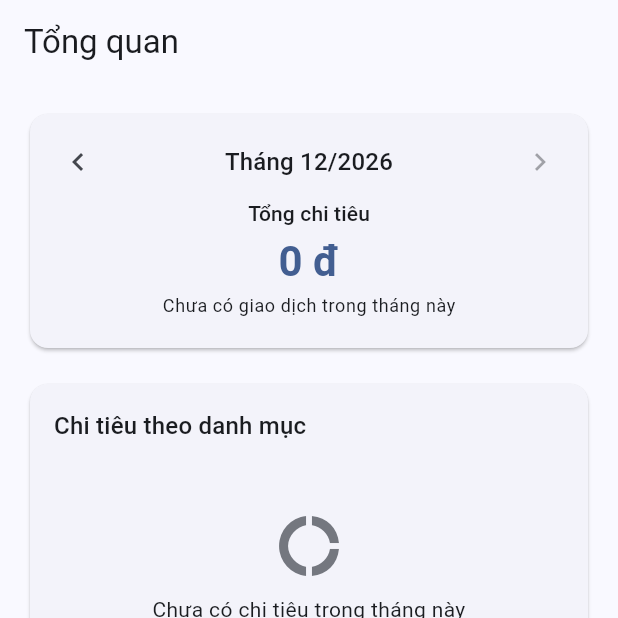
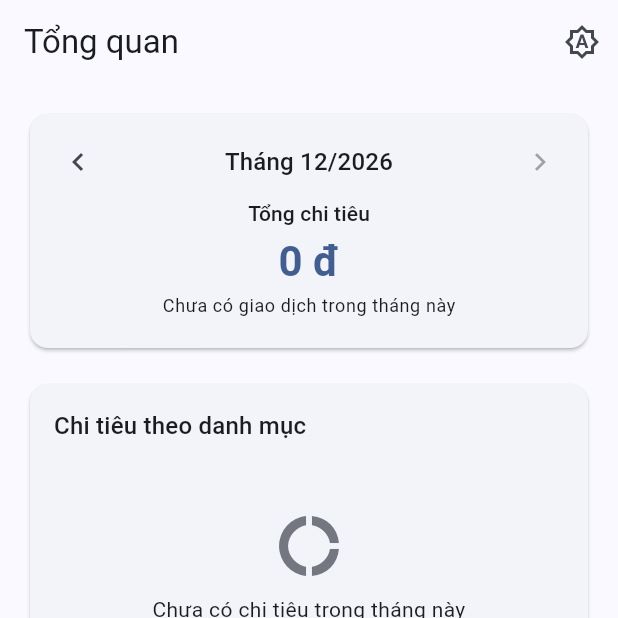
Before and after one commit to lddatitvku0202/vku-expense-ocr, a Flutter app: the screen it shows after launch, on a phone screen of 412 x 824 dp, the top half of it. Run offline on Flutter 3.47's test engine with Material 3 defaults, Android fonts, the phone set to English and light mode, and no system bars; our stand-ins replace camera, flutter_riverpod, go_router, image_cropper, image_picker, permission_handler and 2 more; missing offline and left inert: google_mlkit_text_recognition; accounts and stored records are empty.

Commit message:
feat(dashboard): add the theme menu and a retry for loading errors
An AppBar menu chooses Sáng / Tối / Theo hệ thống (FR-8.1): the current
mode is ticked, the choice applies at once through themeModeProvider
and is saved; if only saving fails a snack bar says so. A load error in
the month summary now offers "Thử lại", which reloads the list all the
charts read.

Test change: test/screens/dashboard_screen_test.dart now overrides the
settings store, because the Dashboard reads the saved theme mode.
Assertions are unchanged.

Co-Authored-By: Claude Sonnet 5.5 <noreply@anthropic.com>

```diff
--- a/lib/screens/dashboard/dashboard_screen.dart
+++ b/lib/screens/dashboard/dashboard_screen.dart
@@ -6,6 +6,7 @@ import 'package:vku_expense_ocr/core/formatters.dart';
 import 'package:vku_expense_ocr/core/router.dart';
 import 'package:vku_expense_ocr/state/expense_providers.dart';
 import 'package:vku_expense_ocr/state/storage_providers.dart';
+import 'package:vku_expense_ocr/state/theme_mode_provider.dart';
 import 'package:vku_expense_ocr/widgets/charts/donut_chart.dart';
 import 'package:vku_expense_ocr/widgets/charts/weekly_bar_chart.dart';
 
@@ -20,6 +21,8 @@ class DashboardScreen extends ConsumerWidget {
   static const Key donutSlotKey = Key('dashboard-donut-slot');
   static const Key weeklySlotKey = Key('dashboard-weekly-slot');
   static const Key addButtonKey = Key('dashboard-add');
+  static const Key themeMenuKey = Key('dashboard-theme-menu');
+  static const Key retryKey = Key('dashboard-retry');
 
   /// From this width the two charts sit side by side (FR-8.2).
   static const double wideLayoutWidth = 600;
@@ -27,7 +30,10 @@ class DashboardScreen extends ConsumerWidget {
   @override
   Widget build(BuildContext context, WidgetRef ref) {
     return Scaffold(
-      appBar: AppBar(title: const Text('Tổng quan')),
+      appBar: AppBar(
+        title: const Text('Tổng quan'),
+        actions: const [_ThemeMenu()],
+      ),
       floatingActionButton: FloatingActionButton.extended(
         key: addButtonKey,
         // No extra: the Review screen opens in manual mode (FR-4.9).
@@ -73,6 +79,55 @@ class DashboardScreen extends ConsumerWidget {
           },
         ),
       ),
+    );
+  }
+}
+
+/// AppBar menu to choose the light, dark or system theme (FR-8.1).
+class _ThemeMenu extends ConsumerWidget {
+  const _ThemeMenu();
+
+  static const _labels = {
+    ThemeMode.light: ('Sáng', Icons.light_mode_outlined),
+    ThemeMode.dark: ('Tối', Icons.dark_mode_outlined),
+    ThemeMode.system: ('Theo hệ thống', Icons.brightness_auto_outlined),
+  };
+
+  @override
+  Widget build(BuildContext context, WidgetRef ref) {
+    final current = ref.watch(themeModeProvider);
+    return PopupMenuButton<ThemeMode>(
+      key: DashboardScreen.themeMenuKey,
+      tooltip: 'Giao diện',
+      icon: Icon(_labels[current]!.$2),
+      initialValue: current,
+      onSelected: (mode) async {
+        final messenger = ScaffoldMessenger.of(context);
+        try {
+          await ref.read(themeModeProvider.notifier).select(mode);
+        } on Object {
+          // The new mode already applies; only saving it failed.
+          messenger.showSnackBar(
+            const SnackBar(
+              content: Text('Đã đổi giao diện nhưng không lưu được lựa chọn.'),
+            ),
+          );
+        }
+      },
+      itemBuilder: (context) => [
+        for (final MapEntry(key: mode, value: (label, icon)) in _labels.entries)
+          PopupMenuItem<ThemeMode>(
+            value: mode,
+            child: Row(
+              children: [
+                Icon(icon),
+                const SizedBox(width: 12),
+                Expanded(child: Text(label)),
+                if (mode == current) const Icon(Icons.check),
+              ],
+            ),
+          ),
+      ],
     );
   }
 }
@@ -129,9 +184,20 @@ class _MonthSummary extends ConsumerWidget {
                 padding: EdgeInsets.all(8),
                 child: CircularProgressIndicator(),
               ),
-              error: (error, stack) => Text(
-                'Không tải được dữ liệu',
-                style: TextStyle(color: theme.colorScheme.error),
+              error: (error, stack) => Column(
+                children: [
+                  Text(
+                    'Không tải được dữ liệu',
+                    style: TextStyle(color: theme.colorScheme.error),
+                  ),
+                  // The charts read the same list, so one retry fixes all.
+                  TextButton.icon(
+                    key: DashboardScreen.retryKey,
+                    onPressed: () => ref.invalidate(expenseListProvider),
+                    icon: const Icon(Icons.refresh),
+                    label: const Text('Thử lại'),
+                  ),
+                ],
               ),
               data: (amount) => FittedBox(
                 fit: BoxFit.scaleDown,
```
Also changed, not shown: 1 other file.
